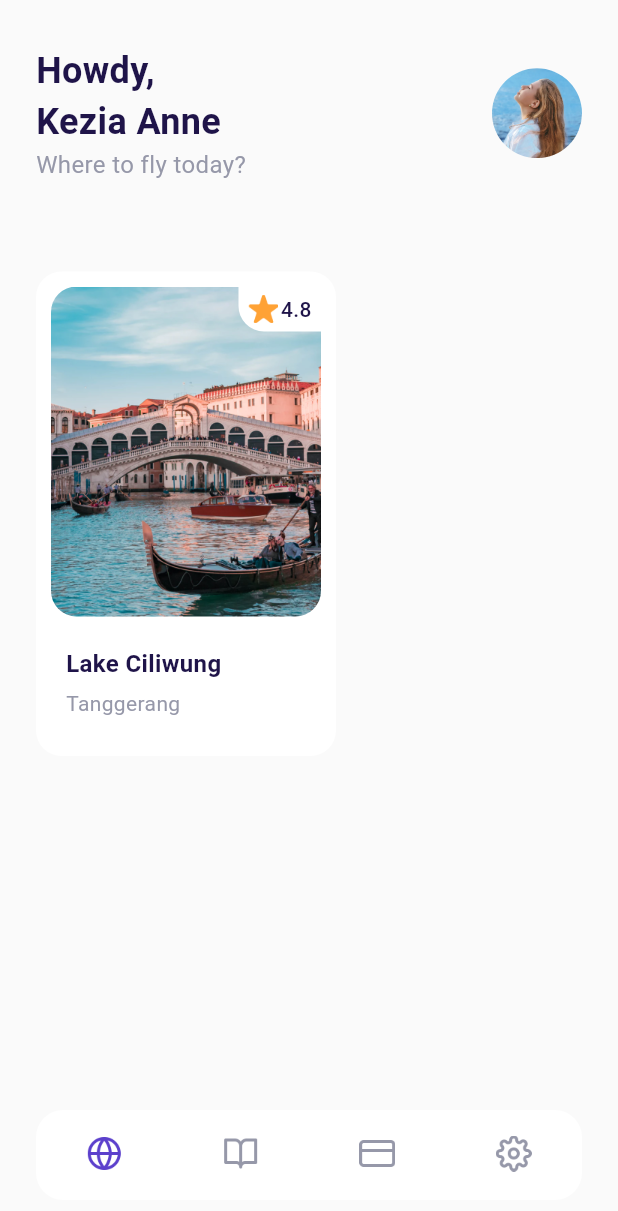
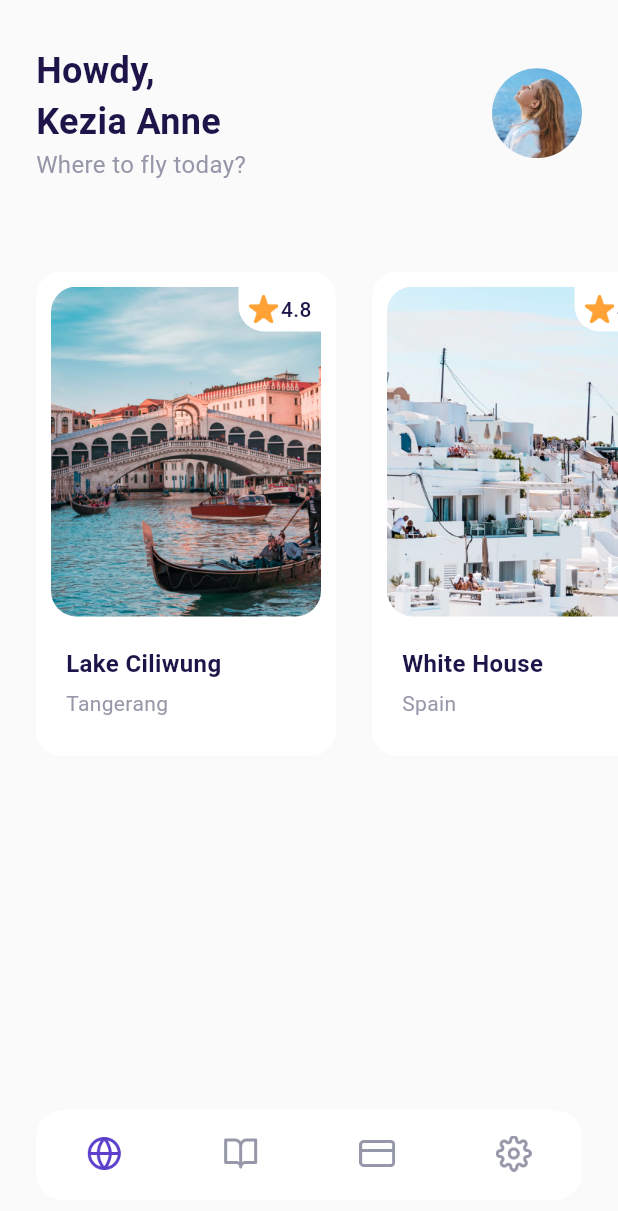
Before and after one commit to nurfaidzy/Flutter-Air-Plane-Project-BWA, a Flutter app: the MainPage screen opened by its route, on a phone screen of 412 x 824 dp. Shown: the top 1211 px of the screen. Run offline on Flutter 3.47's test engine with Material 3 defaults, Android fonts, the phone set to English and light mode, and no system bars.

Commit message:
feat: feature scroll to right and add mock data

```diff
--- a/lib/ui/pages/home_page.dart
+++ b/lib/ui/pages/home_page.dart
@@ -1,3 +1,4 @@
+import 'package:air_plane/ui/widgets/popular_destination.dart';
 import 'package:flutter/material.dart';
 import 'package:air_plane/shared/theme.dart';
 
@@ -55,98 +56,43 @@ class HomePage extends StatelessWidget {
     Widget popularDestination() {
       return Container(
           margin: const EdgeInsets.only(top: 30),
+          child: const SingleChildScrollView(
+            scrollDirection: Axis.horizontal,
             child: Row(
               children: [
-            Container(
-              width: 200,
-              height: 323,
-              margin: EdgeInsets.only(left: defaultMargin),
-              padding: const EdgeInsets.all(10),
-              decoration: BoxDecoration(
-                color: kWhiteColor,
-                borderRadius: BorderRadius.circular(defaultRadius),
+                PopularDestination(
+                  imageUrl: "assets/image_destination1.png",
+                  name: "Lake Ciliwung",
+                  city: "Tangerang",
+                  stars: "4.8",
                 ),
-              child: Column(
-                crossAxisAlignment: CrossAxisAlignment.start,
-                children: [
-                  Container(
-                      width: 180,
-                      height: 220,
-                      margin: const EdgeInsets.only(bottom: 20),
-                      decoration: BoxDecoration(
-                        borderRadius: BorderRadius.circular(defaultRadius),
-                        image: const DecorationImage(
-                          image: AssetImage("assets/image_destination1.png"),
-                          fit: BoxFit.cover,
+                PopularDestination(
+                  imageUrl: "assets/image_destination2.png",
+                  name: "White House",
+                  city: "Spain",
+                  stars: "4.7",
                 ),
+                PopularDestination(
+                  imageUrl: "assets/image_destination3.png",
+                  name: "Hill Heyo",
+                  city: "Monaco",
+                  stars: "4.8",
                 ),
-                      child: Align(
-                        alignment: Alignment.topRight,
-                        child: Container(
-                          width: 55,
-                          height: 30,
-                          decoration: BoxDecoration(
-                            color: kWhiteColor,
-                            borderRadius: BorderRadius.only(
-                              bottomLeft: Radius.circular(
-                                defaultRadius,
+                PopularDestination(
+                  imageUrl: "assets/image_destination4.png",
+                  name: "Menarra",
+                  city: "Japan",
+                  stars: "4.7",
                 ),
-                            ),
-                          ),
-                          child: Row(
-                            mainAxisAlignment: MainAxisAlignment.center,
-                            crossAxisAlignment: CrossAxisAlignment.center,
-                            children: [
-                              Container(
-                                width: 20,
-                                height: 20,
-                                margin: const EdgeInsets.only(right: 2),
-                                decoration: const BoxDecoration(
-                                  image: DecorationImage(
-                                    image: AssetImage("assets/icon_star.png"),
-                                  ),
-                                ),
-                              ),
-                              Text(
-                                "4.8",
-                                style: blackTextStyle.copyWith(
-                                  fontWeight: medium,
-                                ),
-                              )
-                            ],
-                          ),
-                        ),
-                      )),
-                  Container(
-                    margin: const EdgeInsets.only(left: 10),
-                    child: Column(
-                      crossAxisAlignment: CrossAxisAlignment.start,
-                      children: [
-                        Text(
-                          "Lake Ciliwung",
-                          style: blackTextStyle.copyWith(
-                            fontSize: 16,
-                            fontWeight: semiBold,
-                          ),
-                        ),
-                        const SizedBox(
-                          height: 5,
-                        ),
-                        Text(
-                          "Tanggerang",
-                          style: greyTextStyle.copyWith(
-                            fontSize: 14,
-                          ),
-                        )
-                      ],
-                    ),
-                  )
-                ],
-              ),
+                PopularDestination(
+                  imageUrl: "assets/image_destination5.png",
+                  name: "Payung Teduh",
+                  city: "Singapore",
+                  stars: "4.8",
                 ),
               ],
             ),
-      );
+          ));
     }
 
     return ListView(
--- /dev/null
+++ b/lib/ui/widgets/popular_destination.dart
@@ -0,0 +1,106 @@
+import 'package:flutter/material.dart';
+import 'package:air_plane/shared/theme.dart';
+
+class PopularDestination extends StatelessWidget {
+  final String imageUrl;
+  final String stars;
+  final String name;
+  final String city;
+  const PopularDestination({
+    required this.imageUrl,
+    required this.stars,
+    required this.name,
+    required this.city,
+  });
+
+  @override
+  Widget build(BuildContext context) {
+    return Container(
+      width: 200,
+      height: 323,
+      margin: EdgeInsets.only(left: defaultMargin),
+      padding: const EdgeInsets.all(10),
+      decoration: BoxDecoration(
+        color: kWhiteColor,
+        borderRadius: BorderRadius.circular(defaultRadius),
+      ),
+      child: Column(
+        crossAxisAlignment: CrossAxisAlignment.start,
+        children: [
+          Container(
+              width: 180,
+              height: 220,
+              margin: const EdgeInsets.only(bottom: 20),
+              decoration: BoxDecoration(
+                borderRadius: BorderRadius.circular(defaultRadius),
+                image: DecorationImage(
+                  image: AssetImage(imageUrl),
+                  fit: BoxFit.cover,
+                ),
+              ),
+              child: Align(
+                alignment: Alignment.topRight,
+                child: Container(
+                  width: 55,
+                  height: 30,
+                  decoration: BoxDecoration(
+                    color: kWhiteColor,
+                    borderRadius: BorderRadius.only(
+                      bottomLeft: Radius.circular(
+                        defaultRadius,
+                      ),
+                    ),
+                  ),
+                  child: Row(
+                    mainAxisAlignment: MainAxisAlignment.center,
+                    crossAxisAlignment: CrossAxisAlignment.center,
+                    children: [
+                      Container(
+                        width: 20,
+                        height: 20,
+                        margin: const EdgeInsets.only(right: 2),
+                        decoration: const BoxDecoration(
+                          image: DecorationImage(
+                            image: AssetImage("assets/icon_star.png"),
+                          ),
+                        ),
+                      ),
+                      Text(
+                        stars,
+                        style: blackTextStyle.copyWith(
+                          fontWeight: medium,
+                        ),
+                      )
+                    ],
+                  ),
+                ),
+              )),
+          Container(
+            margin: const EdgeInsets.only(left: 10),
+            child: Column(
+              crossAxisAlignment: CrossAxisAlignment.start,
+              children: [
+                Text(
+                  name,
+                  style: blackTextStyle.copyWith(
+                    fontSize: 16,
+                    fontWeight: semiBold,
+                  ),
+                ),
+                const SizedBox(
+                  height: 5,
+                ),
+                Text(
+                  city,
+                  style: greyTextStyle.copyWith(
+                    fontSize: 14,
+                  ),
+                )
+              ],
+            ),
+          )
+        ],
+      ),
+    );
+  }
+}
```
Lines whose indentation alone changed are shown as unchanged.
